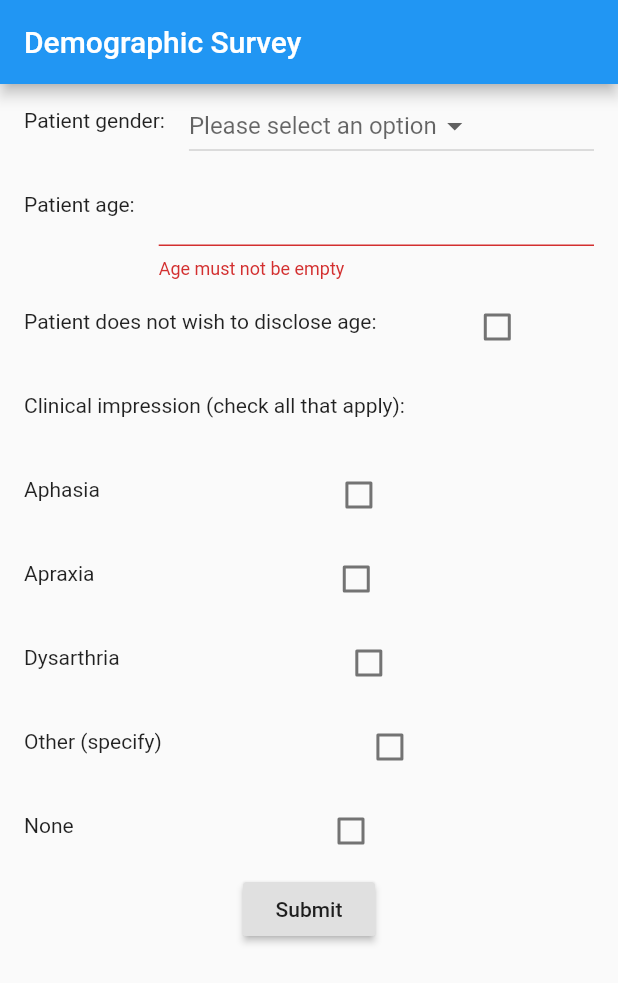
After one commit to RyanRemer/project_apraxia, a Flutter app: the SurveyPage screen opened directly, after a tap on "Submit", on a phone screen of 412 x 824 dp. The commit adds this screen. Shown: the top 983 px of the screen. Run offline on Flutter 3.47's test engine with Material 2 defaults, Android fonts, the phone set to English and light mode, and no system bars; our stand-ins replace signature; missing offline and left inert: amazon_cognito_identity_dart_2, audioplayer.

Commit message:
First working model

```diff
--- a/lib/controller/FormValidator.dart
+++ b/lib/controller/FormValidator.dart
@@ -137,4 +137,22 @@ class FormValidator {
     }
     return null;
   }
+
+  static String isValidAge(String s) {
+    if (s == null || s.trim() == "") {
+      return "Age must not be empty";
+    }
+    try {
+      int age = int.parse(s);
+      if (age < 0) {
+        return "Age must not be negative";
+      }
+      else if (age > 150) {
+        return "Age must be less than 150.";
+      }
+      return null;
+    } on FormatException {
+      return "Must be a valid age.";
+    }
+  }
 }
--- a/lib/controller/LocalWSDCalculator.dart
+++ b/lib/controller/LocalWSDCalculator.dart
@@ -6,7 +6,7 @@ class LocalWSDCalculator extends IWSDCalculator {
   static const channel = const MethodChannel("wsdCalculator");
 
   @override
-  Future<String> setAmbiance(String fileName) async {
+  Future<void> setAmbiance(String fileName, {String evalId: ""}) async {
     return await channel.invokeMethod("calculateAmbiance", [fileName]);
   }
 
--- a/lib/controller/RemoteWSDCalculator.dart
+++ b/lib/controller/RemoteWSDCalculator.dart
@@ -7,8 +7,8 @@ class RemoteWSDCalculator extends IWSDCalculator {
   static HttpConnector connector = HttpConnector.instance();
 
   @override
-  Future<String> setAmbiance(String fileName) async {
-    return await connector.setAmbiance(fileName);
+  Future<void> setAmbiance(String fileName, {String evalId: ""}) async {
+    return await connector.setAmbiance(fileName, evalId);
   }
 
   @override
--- a/lib/interface/IWSDCalculator.dart
+++ b/lib/interface/IWSDCalculator.dart
@@ -9,9 +9,9 @@ abstract class IWSDCalculator {
   *
   * @param fileName: String of where the recording is located
   *
-  * @return: an evaluation ID of the ambiance file
+  * @return: void
   */
-  Future<String> setAmbiance(String fileName);
+  Future<void> setAmbiance(String fileName, {String evalId: ""});
 
   /*
   * Calculates a WSD for the given filename, stores it, and sends back the ID
--- /dev/null
+++ b/lib/model/SurveyFormFields.dart
@@ -0,0 +1,11 @@
+class SurveyFormFields {
+  String gender;
+  String age;
+  String impression;
+
+//  SurveyFormFields() {
+//    gender = "";
+//    age = "";
+//    impression = "";
+//  }
+}
--- a/lib/page/SelectWaiverPage.dart
+++ b/lib/page/SelectWaiverPage.dart
@@ -3,6 +3,7 @@ import 'package:project_apraxia/controller/HttpConnector.dart';
 import 'package:project_apraxia/controller/LocalWSDCalculator.dart';
 import 'package:project_apraxia/controller/RemoteWSDCalculator.dart';
 import 'package:project_apraxia/page/AmbiancePage.dart';
+import 'package:project_apraxia/page/SurveyPage.dart';
 import 'package:project_apraxia/page/WaiverPage.dart';
 import 'package:project_apraxia/widget/ErrorDialog.dart';
 
@@ -194,6 +195,7 @@ class _SelectWaiverPageState extends State<SelectWaiverPage> {
     Navigator.pushReplacement(context, MaterialPageRoute(builder: (context) {
       return AmbiancePage(
         wsdCalculator: new LocalWSDCalculator(),
+        evalId: "",
       );
     }));
   }
@@ -206,7 +208,7 @@ class _SelectWaiverPageState extends State<SelectWaiverPage> {
 
   void _startRemoteTest(BuildContext context) {
     Navigator.pushReplacement(context, MaterialPageRoute(builder: (context) {
-      return AmbiancePage(
+      return SurveyPage(
         wsdCalculator: new RemoteWSDCalculator(),
       );
     }));
--- /dev/null
+++ b/lib/page/SurveyPage.dart
@@ -0,0 +1,36 @@
+import 'package:flutter/material.dart';
+import 'package:project_apraxia/interface/IWSDCalculator.dart';
+import 'package:project_apraxia/widget/form/SurveyForm.dart';
+
+class SurveyPage extends StatefulWidget {
+  final IWSDCalculator wsdCalculator;
+  SurveyPage({@required this.wsdCalculator, Key key}) : super(key: key);
+
+  @override
+  _SurveyPageState createState() => _SurveyPageState(wsdCalculator);
+}
+
+class _SurveyPageState extends State<SurveyPage> {
+  final IWSDCalculator wsdCalculator;
+
+  _SurveyPageState(this.wsdCalculator);
+
+  @override
+  void initState() {
+    super.initState();
+  }
+
+  @override
+  Widget build(BuildContext context) {
+    return Scaffold(
+      appBar: AppBar(
+        title: Text("Demographic Survey"),
+      ),
+      body: Column(
+        children: <Widget>[
+          SurveyForm(wsdCalculator: wsdCalculator,)
+        ],
+      )
+    );
+  }
+}
--- /dev/null
+++ b/lib/widget/form/SurveyForm.dart
@@ -0,0 +1,217 @@
+import 'package:flutter/material.dart';
+import 'package:project_apraxia/model/SurveyFormFields.dart';
+import 'package:project_apraxia/page/AmbiancePage.dart';
+import 'package:project_apraxia/controller/HttpConnector.dart';
+import 'package:project_apraxia/interface/IWSDCalculator.dart';
+import 'package:project_apraxia/controller/FormValidator.dart';
+
+import 'package:project_apraxia/widget/ErrorDialog.dart';
+
+class SurveyForm extends StatefulWidget {
+  static GlobalKey<FormState> _formKey = new GlobalKey();
+  final IWSDCalculator wsdCalculator;
+
+  SurveyForm({@required this.wsdCalculator, Key key}) : super(key: key);
+
+  @override
+  _SurveyFormState createState() => _SurveyFormState();
+}
+
+class _SurveyFormState extends State<SurveyForm> {
+  final SurveyFormFields fields = new SurveyFormFields();
+  bool loading = false;
+  List<String> _genderOptions = ['Female', 'Male', 'Other', 'Prefer not to disclose'];
+  bool _doNotDiscloseAge = false;
+  bool _aphasia = false;
+  bool _apraxia = false;
+  bool _dysarthria = false;
+  bool _other = false;
+  String _otherImpression;
+  bool _none = false;
+
+  @override
+  Widget build(BuildContext context) {
+    return Form(
+      key: SurveyForm._formKey,
+      child: loading
+      ? Expanded(
+        child: Center(child: CircularProgressIndicator(),)
+      )
+      : Column(
+        children: <Widget>[
+          ListTile(
+            leading: Text("Patient gender:"),
+            title: DropdownButton<String>(
+              hint: Text("Please select an option"),
+              items: _genderOptions.map((String value) {
+                return new DropdownMenuItem<String>(
+                  value: value,
+                  child: new Text(value),
+                );
+              }).toList(),
+              value: fields.gender,
+              onChanged: (String value) {
+                setState(() {
+                  fields.gender = value;
+                });
+              }
+            ),
+          ),
+          ListTile(
+            leading: Text("Patient age:"),
+            title: TextFormField(
+              initialValue: fields.age,
+              validator: (String age) {
+                if (!_doNotDiscloseAge) {
+                  return FormValidator.isValidAge(age);
+                }
+                return null;
+              },
+              onChanged: (String value) {
+                setState(() {
+                  fields.age = value;
+                });
+              },
+              onSaved: (String value) {
+                fields.age = value;
+              }
+            ),
+          ),
+          ListTile(
+            leading: Text("Patient does not wish to disclose age:"),
+            title: Checkbox(
+              value: _doNotDiscloseAge,
+              onChanged: (bool value) {
+                setState(() {
+                  _doNotDiscloseAge = value;
+                  if (!value) {
+                    fields.age = "";
+                  }
+                });
+              },
+            ),
+          ),
+
+          ListTile(
+            leading: Text("Clinical impression (check all that apply):")
+          ),
+
+          ListTile(
+            leading: Text("Aphasia"),
+            title: Checkbox(
+              value: _aphasia,
+              onChanged: (bool value) {
+                setState(() {
+                  _aphasia = value;
+                  if (value) {
+                    _none = false;
+                  }
+                });
+              },
+            ),
+          ),
+          ListTile(
+            leading: Text("Apraxia"),
+            title: Checkbox(
+              value: _apraxia,
+              onChanged: (bool value) {
+                setState(() {
+                  _apraxia = value;
+                  if (value) {
+                    _none = false;
+                  }
+                });
+              },
+            ),
+          ),
+          ListTile(
+            leading: Text("Dysarthria"),
+            title: Checkbox(
+              value: _dysarthria,
+              onChanged: (bool value) {
+                setState(() {
+                  _dysarthria = value;
+                  if (value) {
+                    _none = false;
+                  }
+                });
+              },
+            ),
+          ),
+          ListTile(
+            leading: Text("Other (specify)"),
+            title: Checkbox(
+              value: _other,
+              onChanged: (bool value) {
+                setState(() {
+                  _other = value;
+                  if (value) {
+                    _none = false;
+                  }
+                });
+              },
+            )
+          ),
+          !_other ? Container() : ListTile(
+            title: TextFormField(
+              initialValue: _otherImpression,
+              onChanged: (String value) {
+                setState(() {
+                  _otherImpression = value;
+                });
+              },
+            ),
+          ),
+          ListTile(
+            leading: Text("None"),
+            title: Checkbox(
+              value: _none,
+              onChanged: (bool value) {
+                setState(() {
+                  _none = value;
+                  if (value) {
+                    _dysarthria = false;
+                    _aphasia = false;
+                    _apraxia = false;
+                    _other = false;
+                  }
+                });
+              },
+            ),
+          ),
+          RaisedButton(
+            child: Text("Submit"),
+            onPressed: () => this.submit(context),
+          )
+        ],
+      )
+    );
+  }
+
+  void submit(BuildContext context) async {
+    if (SurveyForm._formKey.currentState.validate()) {
+      SurveyForm._formKey.currentState.save();
+
+      if (_doNotDiscloseAge) {
+        fields.age = 'no answer';
+      }
+      fields.impression = "";
+      if (_apraxia) {
+        fields.impression += "apraxia,";
+      }
+      if (_aphasia) {
+        fields.impression += "aphasia,";
+      }
+      if (_dysarthria) {
+        fields.impression += "dysarthria,";
+      }
+      if (_other) {
+        fields.impression += _otherImpression;
+      }
+
+      HttpConnector connector = new HttpConnector.instance();
+      String evalId = await connector.createEvaluation(fields.age, fields.gender, fields.impression);
+      Navigator.pushReplacement(context, MaterialPageRoute(builder: (context) => AmbiancePage(wsdCalculator: widget.wsdCalculator, evalId: evalId,)));
+    }
+  }
+}
--- a/lib/widget/form/WaiverForm.dart
+++ b/lib/widget/form/WaiverForm.dart
@@ -1,6 +1,5 @@
 import 'package:flutter/material.dart';
 import 'package:project_apraxia/model/WaiverFormFields.dart';
-import 'package:project_apraxia/page/AmbiancePage.dart';
 import 'package:project_apraxia/controller/RemoteWSDCalculator.dart';
 import 'package:project_apraxia/controller/HttpConnector.dart';
 import 'package:project_apraxia/controller/LocalWSDCalculator.dart';
@@ -9,6 +8,7 @@ import 'package:project_apraxia/controller/FormValidator.dart';
 import 'dart:io';
 
 import 'package:project_apraxia/page/SignaturePage.dart';
+import 'package:project_apraxia/page/SurveyPage.dart';
 import 'package:project_apraxia/widget/ErrorDialog.dart';
 
 class WaiverForm extends StatefulWidget {
@@ -253,7 +253,7 @@ class _WaiverFormState extends State<WaiverForm> {
       wsdCalculator = new LocalWSDCalculator();
     }
     Navigator.pushReplacement(context, MaterialPageRoute(builder: (context) {
-      return new AmbiancePage(
+      return new SurveyPage(
         wsdCalculator: wsdCalculator,
       );
     }));
```
Also changed, not shown: lib/controller/HttpConnector.dart (+32 -3 lines), lib/page/AmbiancePage.dart (+10 -11 lines).
